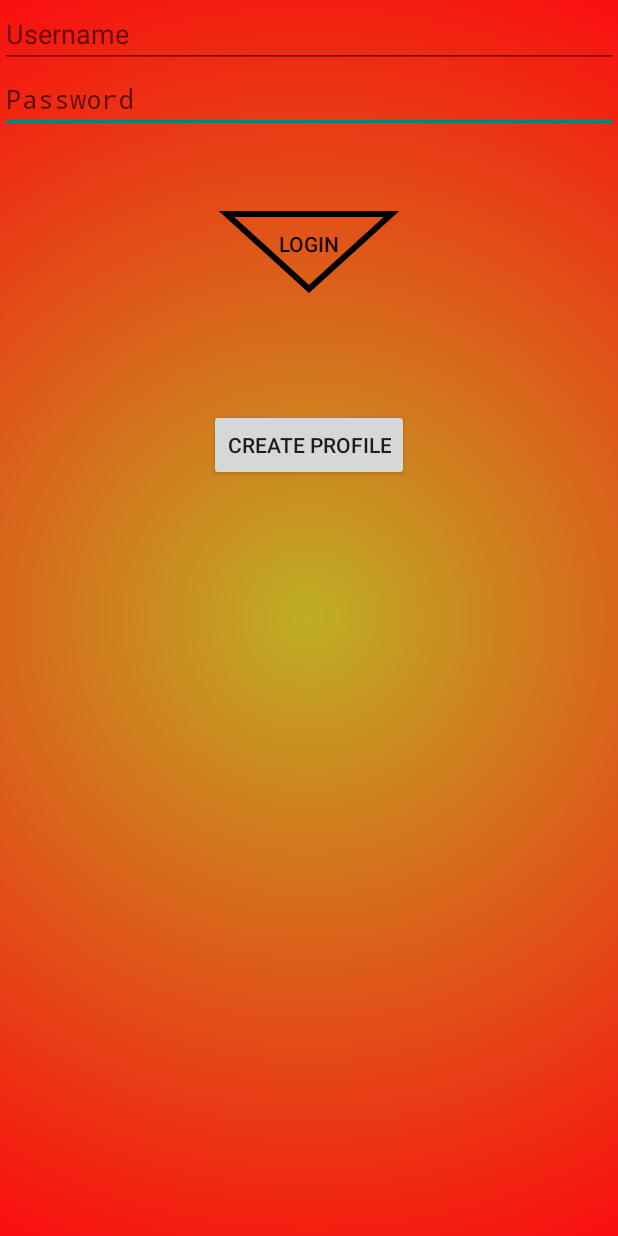
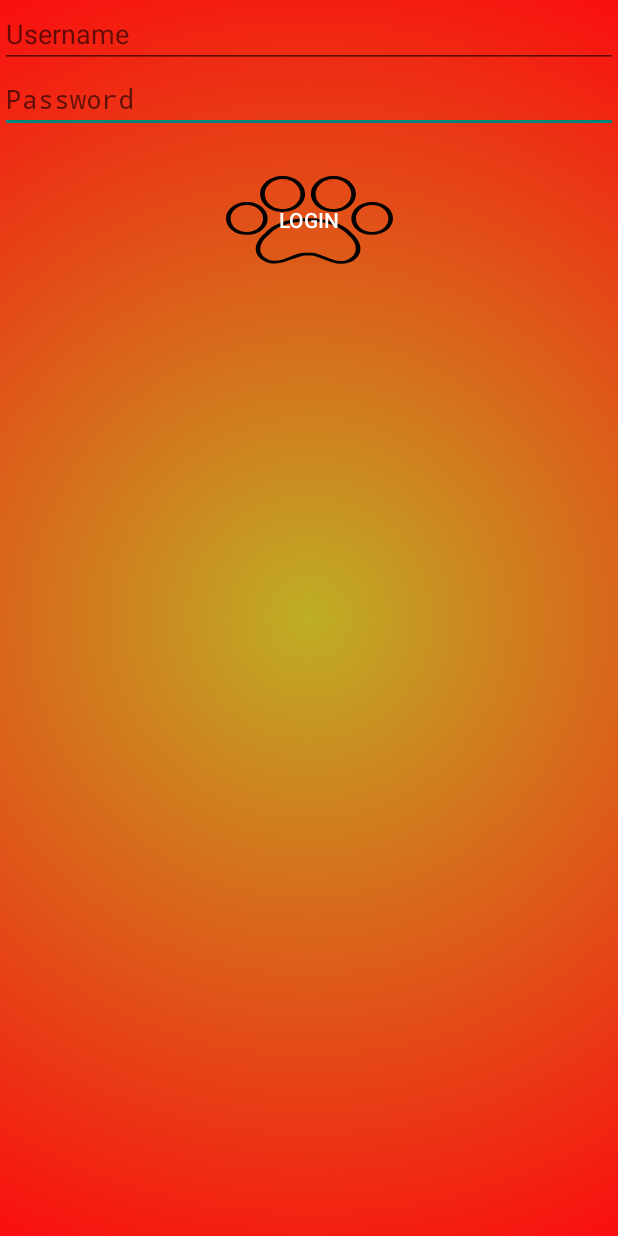
Before and after one commit to Meghankh/DoggoDaycare, an Android app: the screen it shows after launch (LoginScreen), on a phone screen of 412 x 824 dp. Run offline under Robolectric (Android 15) with nearby library versions, the phone set to English and light mode, and no system bars; libraries missing offline, so code that uses them is left out: io.socket.client; 1 statement that could not run was skipped.

Commit message:
added paw

```diff
--- /dev/null
+++ b/app/src/main/res/drawable/ic_19760.xml
@@ -0,0 +1,8 @@
+<vector android:height="24dp" android:viewportHeight="424.19"
+    android:viewportWidth="424.19" android:width="24dp" xmlns:android="http://schemas.android.com/apk/res/android">
+    <path android:fillColor="#030303" android:pathData="M143.8,179c-31.5,0 -57.1,-33.5 -57.1,-74.7c0,-41.2 25.6,-74.7 57.1,-74.7c31.5,0 57.1,33.5 57.1,74.7C200.9,145.5 175.3,179 143.8,179zM143.8,41.4c-25,0 -45.4,28.2 -45.4,63c0,34.7 20.4,63 45.4,63c25,0 45.4,-28.2 45.4,-63C189.2,69.7 168.8,41.4 143.8,41.4z"/>
+    <path android:fillColor="#030303" android:pathData="M292.3,394.5c-15.4,0 -28.7,-8.8 -42.8,-18c-8.5,-5.6 -17.2,-11.3 -26.8,-15.6c-1.4,-0.3 -7.1,-1 -15.6,-1c-7.7,0 -11.6,0.6 -12.2,0.7c-9.5,4 -18.7,9.6 -27.6,15.1c-15.3,9.4 -28.3,17.4 -43.6,17.4c-7.7,0 -15.1,-2.2 -21.8,-6.6c-16,-10.3 -25.4,-28.1 -26.4,-50.3c-0.9,-20.2 5.4,-41.9 17.7,-61.2c1.3,-2 2.7,-3.7 4.2,-5.5c0.6,-0.7 1.6,-2 1.9,-2.4c14.6,-30 51,-62.2 109.4,-62.2l2.2,0c59.3,0.8 96,34.8 109.4,63.6c0.3,0.7 1.3,2 2.2,3.2c1.7,2.3 3.1,4.3 4.4,6.5c24.3,42.7 17.6,92.4 -14.8,110.8C305.8,392.7 299.2,394.5 292.3,394.5zM207.1,348.2c8.6,0 16.8,0.7 19.5,1.7c11.1,4.9 20.3,10.9 29.1,16.8c12.7,8.4 24.6,16.2 36.5,16.2c4.9,0 9.6,-1.3 14,-3.8c26.8,-15.2 31.4,-57.8 10.4,-94.9c-0.9,-1.7 -2.1,-3.3 -3.5,-5.1c-1.4,-2 -2.7,-3.6 -3.5,-5.4c-12,-25.7 -45.1,-56 -98.9,-56.8l-2.1,-0c-52.9,0 -85.8,28.7 -98.9,55.6c-0.8,1.5 -1.9,3 -3.4,4.8c-1.2,1.4 -2.3,2.8 -3.3,4.3c-11.1,17.2 -16.7,36.5 -15.9,54.3c0.8,18.3 8.3,32.8 21.1,41c4.8,3.1 10,4.7 15.5,4.7c11.9,0 23.7,-7.2 37.3,-15.6c9.4,-5.8 19,-11.7 29.9,-16.2C193.8,348.6 199.8,348.2 207.1,348.2z"/>
+    <path android:fillColor="#030303" android:pathData="M272.9,179c-31.5,0 -57.1,-33.5 -57.1,-74.7c0,-41.2 25.6,-74.7 57.1,-74.7c31.5,0 57.1,33.5 57.1,74.7C330,145.5 304.4,179 272.9,179zM272.9,41.4c-25,0 -45.4,28.2 -45.4,63c0,34.7 20.4,63 45.4,63c25,0 45.4,-28.2 45.4,-63C318.3,69.7 298,41.4 272.9,41.4z"/>
+    <path android:fillColor="#030303" android:pathData="M371.3,273.9c-29.7,0 -52.9,-30 -52.9,-68.2c0,-38.2 23.3,-68.2 52.9,-68.2c29.7,0 52.9,30 52.9,68.2C424.2,244 400.9,273.9 371.3,273.9zM371.3,149.2c-23.1,0 -41.2,24.8 -41.2,56.5c0,31.7 18.1,56.5 41.2,56.5s41.2,-24.8 41.2,-56.5C412.5,174.1 394.4,149.2 371.3,149.2z"/>
+    <path android:fillColor="#030303" android:pathData="M52.9,273.9C23.3,273.9 0,244 0,205.7c0,-38.2 23.3,-68.2 52.9,-68.2c29.7,0 52.9,30 52.9,68.2C105.9,244 82.6,273.9 52.9,273.9zM52.9,149.2c-23.1,0 -41.2,24.8 -41.2,56.5c0,31.7 18.1,56.5 41.2,56.5c23.1,0 41.2,-24.8 41.2,-56.5C94.2,174.1 76.1,149.2 52.9,149.2z"/>
+</vector>
--- a/app/src/main/res/layout/activity_login_screen.xml
+++ b/app/src/main/res/layout/activity_login_screen.xml
@@ -41,10 +41,11 @@
         tools:layout_editor_absoluteX="0dp" />
 
     <Button
+        android:layout_width="111dp"
+        android:layout_height="68dp"
         android:text="@string/login_label"
-        android:layout_width="wrap_content"
-        android:layout_height="wrap_content"
-        android:background="@drawable/ic_triangle"
+        android:textColor="#ffffffff"
+        android:background="@drawable/ic_19760"
         android:id="@+id/button"
         android:layout_marginStart="16dp"
         app:layout_constraintLeft_toLeftOf="parent"
@@ -53,16 +54,4 @@
         android:layout_marginTop="24dp"
         app:layout_constraintTop_toBottomOf="@+id/password" />
 
-    <Button
-        android:id="@+id/button2"
-        android:layout_width="wrap_content"
-        android:layout_height="wrap_content"
-        android:text="Create Profile"
-        android:layout_marginLeft="8dp"
-        app:layout_constraintLeft_toLeftOf="parent"
-        android:layout_marginRight="8dp"
-        app:layout_constraintRight_toRightOf="parent"
-        android:layout_marginTop="60dp"
-        app:layout_constraintTop_toBottomOf="@+id/button" />
-
 </android.support.constraint.ConstraintLayout>
```
